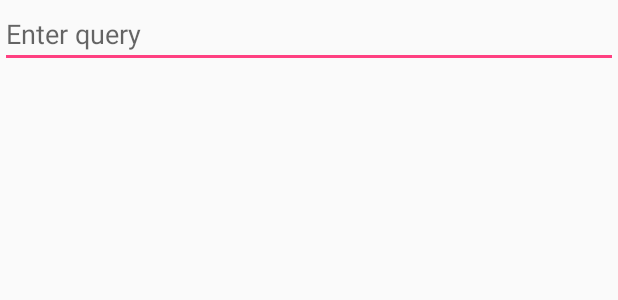
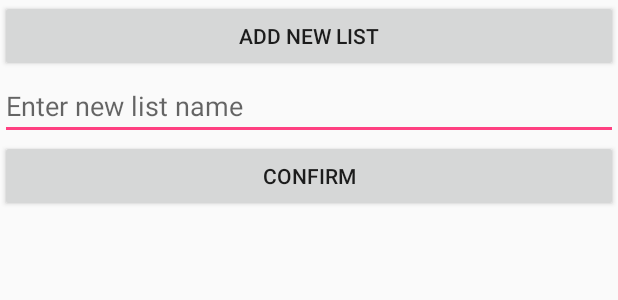
Before and after one commit to pchmielowski/Android-MVI-TODO, an Android app: the layout activity_main.xml on its own in the app's theme, with its tools: preview values and no code run, on a phone screen of 412 x 824 dp. Shown: the top 300 px of the screen. Run offline under Robolectric (Android 15) with nearby library versions, the phone set to English and light mode, and no system bars.

Commit message:
Basic list addding

```diff
--- a/app/src/main/java/net/chmielowski/mosbytest/AppComponent.java
+++ b/app/src/main/java/net/chmielowski/mosbytest/AppComponent.java
@@ -1,7 +1,10 @@
 package net.chmielowski.mosbytest;
+
+import javax.inject.Singleton;
 
 import dagger.Component;
 
+@Singleton
 @Component
 interface AppComponent {
     void inject(MainActivity activity);
--- /dev/null
+++ b/app/src/main/java/net/chmielowski/mosbytest/NoValue.java
@@ -0,0 +1,5 @@
+package net.chmielowski.mosbytest;
+
+enum  NoValue {
+    INSTANCE
+}
--- a/app/src/main/res/layout/activity_main.xml
+++ b/app/src/main/res/layout/activity_main.xml
@@ -6,11 +6,23 @@
     android:orientation="vertical"
     tools:context="net.chmielowski.mosbytest.MainActivity">
 
-    <EditText
-        android:id="@+id/query"
+    <Button
+        android:id="@+id/add_new"
         android:layout_width="match_parent"
         android:layout_height="wrap_content"
-        android:hint="Enter query" />
+        android:text="Add new list" />
+
+    <EditText
+        android:id="@+id/new_list_name"
+        android:layout_width="match_parent"
+        android:layout_height="wrap_content"
+        android:hint="Enter new list name" />
+
+    <Button
+        android:id="@+id/confirm_adding"
+        android:layout_width="match_parent"
+        android:layout_height="wrap_content"
+        android:text="Confirm" />
 
     <TextView
         android:id="@+id/result"
```
Also changed, not shown: app/src/main/java/net/chmielowski/mosbytest/MainActivity.java (+27 -3 lines), app/src/main/java/net/chmielowski/mosbytest/MainPresenter.java (+48 -3 lines), app/src/main/java/net/chmielowski/mosbytest/MainView.java (+7 -1 lines), app/src/main/java/net/chmielowski/mosbytest/MainViewState.java (+13 -3 lines), app/src/main/java/net/chmielowski/mosbytest/RxUtils.java (added, +14 -0 lines).
